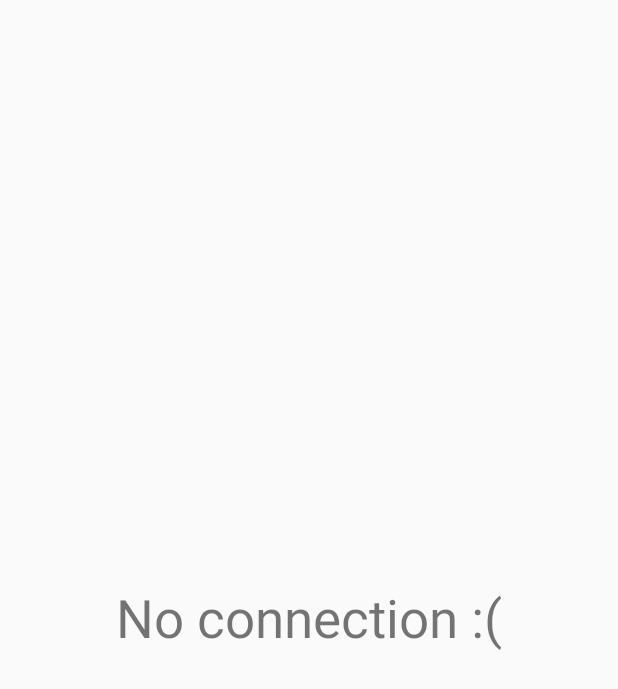
After one commit to ekranac/WeatherApp, an Android app: the layout layout_no_connection.xml on its own in the app's theme, with its tools: preview values and no code run, on a phone screen of 412 x 824 dp. The commit adds this screen. Shown: the top 689 px of the screen. Run offline under Robolectric (Android 15) with nearby library versions, the phone set to English and light mode, and no system bars.

Commit message:
No connection layout added

```diff
--- a/app/src/main/java/com/ziga/weatherapp/adapters/CityAdapter.java
+++ b/app/src/main/java/com/ziga/weatherapp/adapters/CityAdapter.java
@@ -90,7 +90,6 @@ public class CityAdapter extends ArrayAdapter<CityResult> implements Filterable
     public Filter getFilter() {
         Filter cityFilter = new Filter() {
 
-
             @Override
             protected FilterResults performFiltering(CharSequence constraint) {
                 FilterResults results = new Filter.FilterResults();
--- a/app/src/main/res/layout/fragment_main.xml
+++ b/app/src/main/res/layout/fragment_main.xml
@@ -59,7 +59,7 @@
                     android:id="@+id/tv_condition"
                     android:textSize="@dimen/font_35"
                     android:textColor="@color/white"
-                    android:layout_marginTop="@dimen/size_20"
+                    android:layout_marginTop="@dimen/size_10"
                     android:gravity="center"
                     android:layout_centerHorizontal="true" />
 
--- /dev/null
+++ b/app/src/main/res/layout/layout_no_connection.xml
@@ -0,0 +1,13 @@
+<?xml version="1.0" encoding="utf-8"?>
+<RelativeLayout xmlns:android="http://schemas.android.com/apk/res/android"
+    android:layout_width="match_parent" android:layout_height="match_parent">
+
+    <TextView
+        android:layout_width="wrap_content"
+        android:layout_height="wrap_content"
+        android:textSize="@dimen/font_35"
+        android:gravity="center"
+        android:layout_centerInParent="true"
+        android:text="@string/no_connection"/>
+
+</RelativeLayout>
--- a/app/src/main/res/values/strings.xml
+++ b/app/src/main/res/values/strings.xml
@@ -36,4 +36,5 @@
     <string name="author_signature">Made by Ziga Besal</string>
     <string name="contact_ziga"><b>Ziga (Software developer): besal.ziga@gmail.com</b> \n</string>
     <string name="contact_zak"><b>Zak (Lead Designer): zak.teki@gmail.com</b></string>
+    <string name="no_connection">No connection :(</string>
 </resources>
```
Also changed, not shown: app/src/main/java/com/ziga/weatherapp/activities/MainActivity.java (+10 -1 lines), app/src/main/java/com/ziga/weatherapp/helpers/YahooClient.java (+9 -10 lines).
